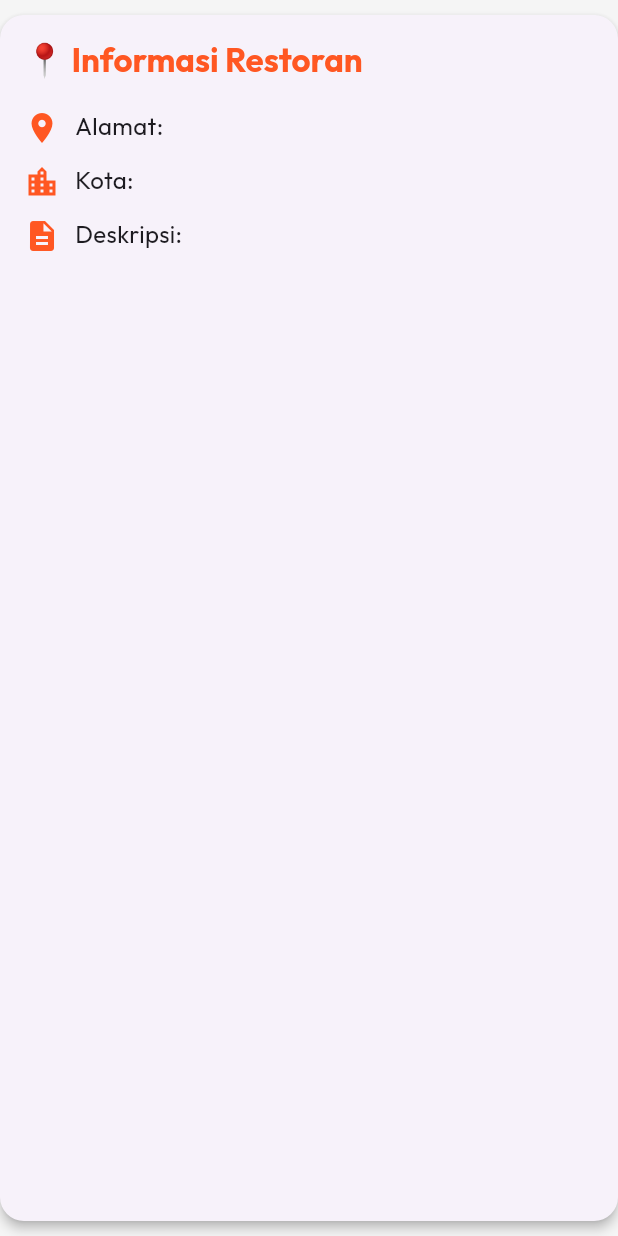
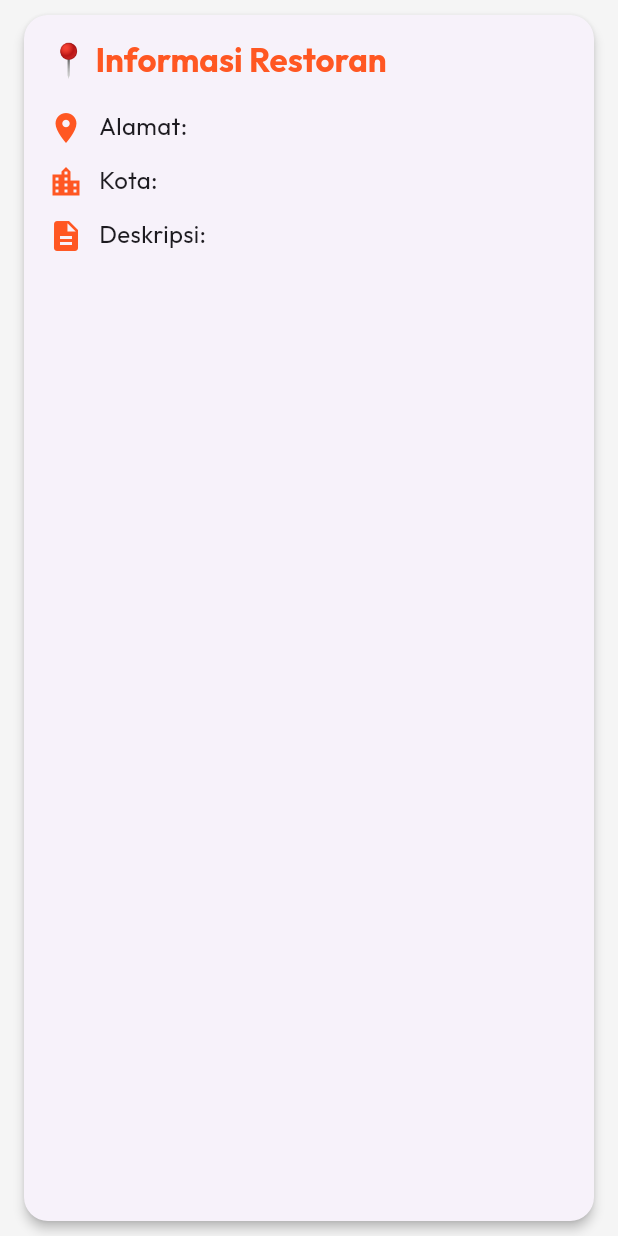
Before and after one commit to YutsuriHisekawa/restaurant_dicoding, a Flutter app: the RestaurantInfo widget shown alone on an empty page, opened directly with empty values, on a phone screen of 412 x 824 dp. Run offline on Flutter 3.47's test engine with Material 3 defaults, Android fonts, the phone set to English and light mode, and no system bars; our stand-ins replace lottie, shimmer; missing offline and left inert: cuberto_bottom_bar; network calls fail.

Commit message:
Pembaruan Tampilan

```diff
--- a/lib/main.dart
+++ b/lib/main.dart
@@ -1,8 +1,10 @@
 import 'package:flutter/material.dart';
 import 'package:provider/provider.dart';
 import 'package:restaurant_app/provider/detail/favorite_provider.dart';
+import 'package:restaurant_app/provider/detail/restaurant_detail_provider.dart';
 import 'package:restaurant_app/provider/detail/review_provider.dart';
 import 'package:restaurant_app/provider/restaurant_list_provider.dart';
+import 'package:restaurant_app/provider/theme_provider.dart';
 import 'package:restaurant_app/screens/detail/detail_screen.dart';
 import 'package:restaurant_app/screens/main/index_nav_provider.dart';
 import 'package:restaurant_app/model/api_service.dart';
@@ -24,44 +26,41 @@ void main() {
         ChangeNotifierProvider(create: (_) => IndexNavProvider()),
         ChangeNotifierProvider(create: (_) => FavoriteListProvider()),
         ChangeNotifierProvider(
-            create: (context) => ReviewProvider(
-                Provider.of<ApiServices>(context, listen: false),
-                'restaurantId')),
+          create: (context) => RestaurantDetailProvider(
+            Provider.of<ApiServices>(context, listen: false),
+          ),
+        ),
+        ChangeNotifierProvider(
+          create: (context) => ReviewProvider(
+            Provider.of<ApiServices>(context, listen: false),
+            'restaurantId',
+          ),
+        ),
+        ChangeNotifierProvider(create: (_) => ThemeProvider()),
       ],
       child: const MyApp(),
     ),
   );
 }
 
-class MyApp extends StatefulWidget {
+class MyApp extends StatelessWidget {
   const MyApp({super.key});
 
   @override
-  State<MyApp> createState() => _MyAppState();
-}
+  Widget build(BuildContext context) {
+    final themeProvider = Provider.of<ThemeProvider>(context);
 
-class _MyAppState extends State<MyApp> {
-  bool _isDarkMode = false;
-
-  void _toggleTheme() {
-    setState(() {
-      _isDarkMode = !_isDarkMode;
-    });
-  }
-
-  @override
-  Widget build(BuildContext context) {
     return MaterialApp(
       debugShowCheckedModeBanner: false,
       title: 'Restaurant App',
-      themeMode: _isDarkMode ? ThemeMode.dark : ThemeMode.light,
+      themeMode: themeProvider.isDarkMode ? ThemeMode.dark : ThemeMode.light,
       theme: TemaData.lightTheme,
       darkTheme: TemaData.darkTheme,
       initialRoute: NavigationRoute.mainRoute.name,
       routes: {
         NavigationRoute.mainRoute.name: (context) => MainScreen(
-              onThemeSwitch: _toggleTheme,
-              isDarkMode: _isDarkMode,
+              onThemeSwitch: themeProvider.toggleTheme,
+              isDarkMode: themeProvider.isDarkMode,
             ),
         NavigationRoute.detailRoute.name: (context) => const DetailScreen(),
         '/favorite': (context) => const FavoriteScreen(),
--- a/lib/provider/detail/restaurant_detail_provider.dart
+++ b/lib/provider/detail/restaurant_detail_provider.dart
@@ -16,6 +16,15 @@ class RestaurantDetailProvider extends ChangeNotifier {
 
   String _errorMessage = '';
   String get errorMessage => _errorMessage;
+
+  bool _isDescriptionExpanded = false;
+  bool get isDescriptionExpanded => _isDescriptionExpanded;
+
+  bool _showFoods = false;
+  bool get showFoods => _showFoods;
+
+  bool _showDrinks = false;
+  bool get showDrinks => _showDrinks;
 
   Future<void> fetchRestaurantDetail(String restaurantId) async {
     if (_isLoading || _restaurantDetail != null) return;
@@ -38,4 +47,19 @@ class RestaurantDetailProvider extends ChangeNotifier {
     _isLoading = false;
     notifyListeners();
   }
+
+  void toggleDescription() {
+    _isDescriptionExpanded = !_isDescriptionExpanded;
+    notifyListeners();
+  }
+
+  void toggleFoods() {
+    _showFoods = !_showFoods;
+    notifyListeners();
+  }
+
+  void toggleDrinks() {
+    _showDrinks = !_showDrinks;
+    notifyListeners();
+  }
 }
--- /dev/null
+++ b/lib/provider/theme_provider.dart
@@ -0,0 +1,12 @@
+import 'package:flutter/material.dart';
+
+class ThemeProvider extends ChangeNotifier {
+  bool _isDarkMode = false;
+
+  bool get isDarkMode => _isDarkMode;
+
+  void toggleTheme() {
+    _isDarkMode = !_isDarkMode;
+    notifyListeners();
+  }
+}
--- a/lib/screens/detail/list/restaurant_info.dart
+++ b/lib/screens/detail/list/restaurant_info.dart
@@ -1,5 +1,7 @@
 import 'package:flutter/material.dart';
+import 'package:provider/provider.dart';
 import 'package:restaurant_app/model/detail_restaurant_respons.dart';
+import 'package:restaurant_app/provider/detail/restaurant_detail_provider.dart';
 
 class RestaurantInfo extends StatelessWidget {
   final DetailRestaurantResponse restaurant;
@@ -13,10 +15,20 @@ class RestaurantInfo extends StatelessWidget {
       shape: RoundedRectangleBorder(
         borderRadius: BorderRadius.circular(16),
       ),
-      margin: const EdgeInsets.symmetric(vertical: 10),
+      margin: const EdgeInsets.symmetric(vertical: 10, horizontal: 16),
       child: Padding(
         padding: const EdgeInsets.all(16),
-        child: Column(
+        child: Consumer<RestaurantDetailProvider>(
+          builder: (context, provider, child) {
+            final description = restaurant.description;
+            final isLongDescription = description.length > 200;
+            final displayDescription = provider.isDescriptionExpanded
+                ? description
+                : (isLongDescription
+                    ? '${description.substring(0, 200)}...'
+                    : description);
+
+            return Column(
               crossAxisAlignment: CrossAxisAlignment.start,
               children: [
                 Text(
@@ -29,8 +41,26 @@ class RestaurantInfo extends StatelessWidget {
                 const SizedBox(height: 12),
                 _infoRow(Icons.location_on, 'Alamat', restaurant.address),
                 _infoRow(Icons.location_city, 'Kota', restaurant.city),
-            _infoRow(Icons.description, 'Deskripsi', restaurant.description),
+                _infoRow(Icons.description, 'Deskripsi', displayDescription),
+                if (isLongDescription)
+                  Align(
+                    alignment: Alignment.bottomRight,
+                    child: GestureDetector(
+                      onTap: provider.toggleDescription,
+                      child: Text(
+                        provider.isDescriptionExpanded
+                            ? 'Tutup'
+                            : 'Baca selengkapnya',
+                        style: const TextStyle(
+                          color: Colors.deepOrange,
+                          fontWeight: FontWeight.bold,
+                        ),
+                      ),
+                    ),
+                  ),
               ],
+            );
+          },
         ),
       ),
     );
```
Also changed, not shown: lib/screens/detail/detail_screen.dart (+5 -4 lines), lib/screens/detail/list/restaurant_menu.dart (+58 -26 lines), lib/screens/home/home_list.dart (+5 -5 lines), lib/screens/main/main_screen.dart (+3 -8 lines). Lines whose indentation alone changed are shown as unchanged.
